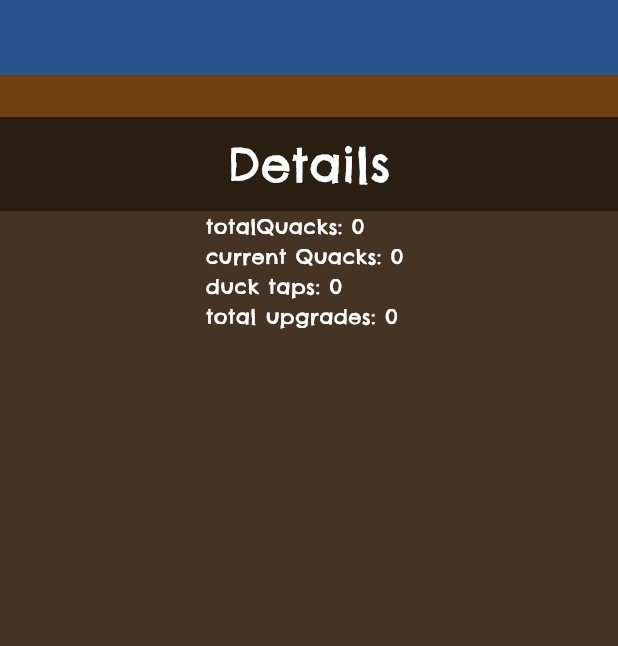
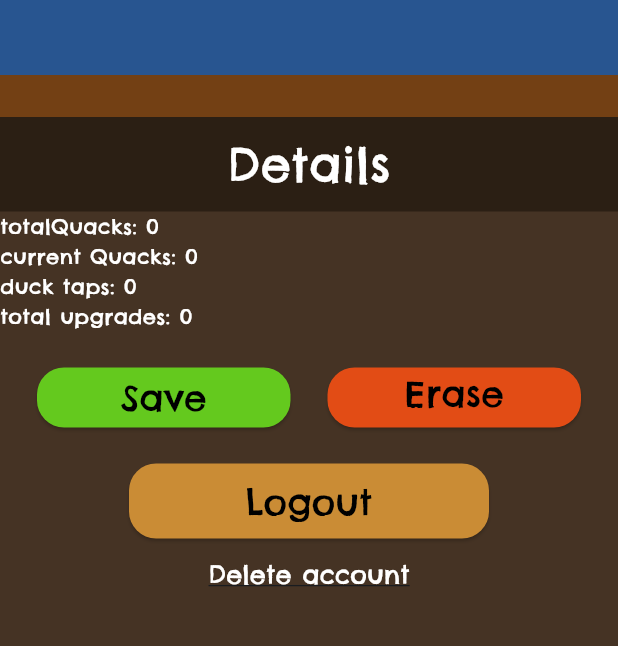
Before and after one commit to bumpercarz/duck_tapper, a Flutter app: the DetailsScreen screen opened directly, on a phone screen of 412 x 824 dp, the part 84-730 px from its top. Run offline on Flutter 3.47's test engine with Material 3 defaults, Android fonts, the light colour scheme and no system bars; our stand-ins replace drift, drop_shadow_image, flutter_dotenv; missing offline and left inert: dotenv, drift_postgres, postgres; accounts and stored records are empty; generated files the repository leaves out were written again; network calls fail.

Commit message:
Update details_screen.dart

```diff
--- a/lib/screens/details_screen.dart
+++ b/lib/screens/details_screen.dart
@@ -1,5 +1,7 @@
+import 'package:duck_tapper/providers/account_provider.dart';
 import 'package:flutter/material.dart';
 import 'package:provider/provider.dart';
+import '../models/account.dart';
 import '../models/duck.dart';
 import '../services/duck_logic.dart';
 
@@ -17,6 +19,42 @@ class DetailsScreen extends StatefulWidget {
   @override
   _DetailState createState() => _DetailState();
 }
+
+void _saveDuck(BuildContext context) async {
+  // Update duck information in current account
+
+
+}
+
+void _eraseDuck(BuildContext context) async {
+  // Erase duck information in current account
+  // should have a pop-up for confirmation
+
+
+}
+
+void _logout(BuildContext context) async {
+  // Logs out of account and brings user back to login_screen
+  // should have a pop-up for confirmation
+
+  // Set Logged account to 0
+  context.read<AccountProvider>().setLoggedAccount(0);
+  // Navigate back to home and remove all routes
+  Navigator.pushNamedAndRemoveUntil(
+      context,
+      '/',
+      (route) => false
+  );
+
+}
+
+void _deleteAccount(BuildContext context) async {
+  // Deletes account and brings user back to login_screen
+  // should have a pop-up for confirmation
+
+
+}
+
 
 class _DetailState extends State<DetailsScreen> {
   @override
@@ -72,6 +110,84 @@ class _DetailState extends State<DetailsScreen> {
             children:[
               Text(
                 'totalQuacks: $totalQuacks \ncurrent Quacks: $currentQuacks \nduck taps: $duckTaps \ntotal upgrades: $totalUpgrades'
+              ),
+              Column(
+                crossAxisAlignment: .center,
+                mainAxisAlignment: .center,
+                children:[
+                  Row(
+                    crossAxisAlignment: CrossAxisAlignment.center,
+                    mainAxisAlignment: MainAxisAlignment.spaceEvenly,
+                    children:[
+                      // Save button
+                      Container(
+                        margin: EdgeInsets.only(top:20),
+                        child:ElevatedButton(
+                          onPressed: () => _saveDuck(context),
+                          style: ElevatedButton.styleFrom(
+                            fixedSize: Size(169, 36),
+                            backgroundColor: Color(0xFF64C91E),
+                            shape: RoundedRectangleBorder(
+                              borderRadius: BorderRadius.circular(18),
+                            ),
+                          ),
+                          child: Text(
+                            'Save',
+                            style: TextStyle(fontSize: 24, color: Colors.black),
+                            textAlign: TextAlign.center
+                          ),
+                        )
+                      ),
+
+                      // Erase data button
+                      Container(
+                        margin: EdgeInsets.only(top:20),
+                        child:ElevatedButton(
+                          onPressed: () => _eraseDuck(context),
+                          style: ElevatedButton.styleFrom(
+                            fixedSize: Size(169, 36),
+                            backgroundColor: Color(0xFFE24C15),
+                            shape: RoundedRectangleBorder(
+                              borderRadius: BorderRadius.circular(18),
+                            ),
+                          ),
+                          child: Text(
+                            'Erase data ',
+                            style: TextStyle(fontSize: 24, color: Colors.black),
+                            textAlign: TextAlign.center
+                          ),
+                        )
+                      ),
+
+                    ]
+                  ),
+
+                  // Logout button
+                  Container(
+                    alignment: .center,
+                    margin: EdgeInsets.only(top:20),
+                    child:ElevatedButton(
+                      onPressed: () => _logout(context),
+                      style: ElevatedButton.styleFrom(
+                        fixedSize: Size(240, 50),
+                        backgroundColor: Color(0xFFCA8C35),
+                        shape: RoundedRectangleBorder(
+                          borderRadius: BorderRadius.circular(18),
+                        ),
+                      ),
+                      child: Text(
+                        'Logout',
+                        style: TextStyle(fontSize: 24, color: Colors.black),
+                      ),
+                    )
+                  ),
+
+                  // Delete account button
+                  TextButton(
+                    onPressed: () => _deleteAccount(context),
+                    child: Text('Delete account', style: TextStyle(fontSize: 17, decoration: TextDecoration.underline, color: Colors.white),)
+                  )
+                ]
               )
             ]
           )
```
